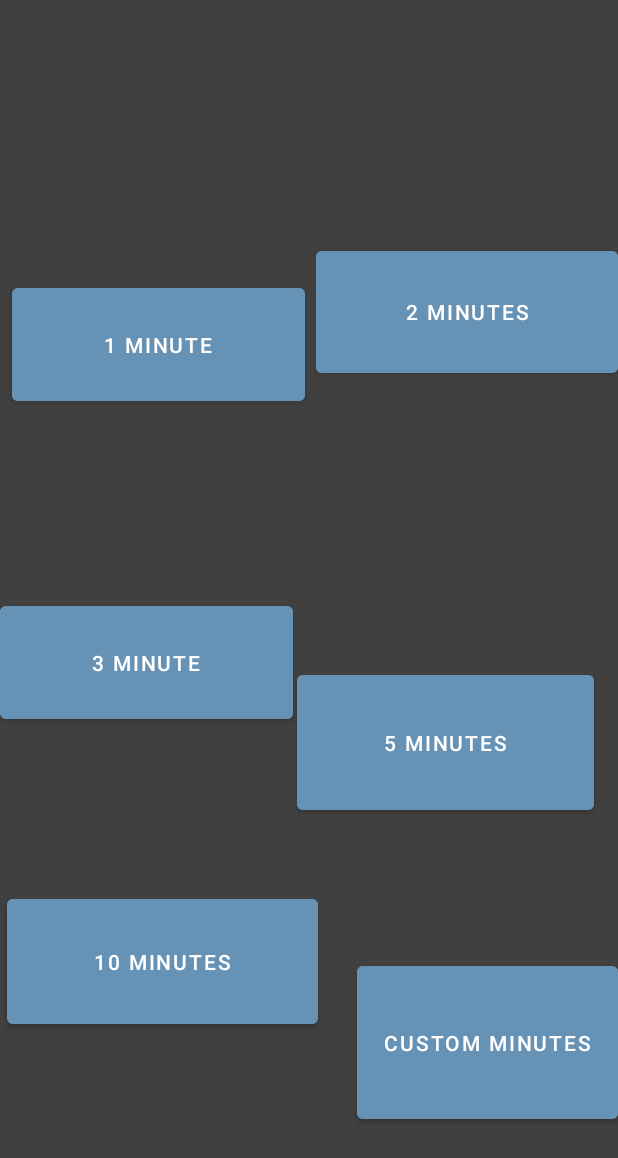
After one commit to harjap60/Parent-App, an Android app: the layout activity_timer_options.xml on its own in the app's theme, with its tools: preview values and no code run, on a phone screen of 412 x 824 dp. The commit adds this screen. Shown: the top 1158 px of the screen. Run offline under Robolectric (Android 15) with nearby library versions, the phone set to English and light mode, and no system bars; Roboto replaces fonts that are not available here.

Commit message:
Adding pop-up translucent options activity for Timer. Design still needed

```diff
--- a/app/src/main/AndroidManifest.xml
+++ b/app/src/main/AndroidManifest.xml
@@ -10,12 +10,16 @@
         android:supportsRtl="true"
         android:theme="@style/Theme.ParentApp">
         <activity
+            android:name=".TimerOptionsActivity"
+            android:theme="@android:style/Theme.Translucent.NoTitleBar.Fullscreen"
+            android:exported="false" />
+        <activity
             android:name=".ChildListActivity"
             android:exported="false" />
         <activity
             android:name=".TimerActivity"
-            android:theme="@style/Theme.AppCompat.NoActionBar"
-            android:exported="false" />
+            android:exported="false"
+            android:theme="@style/Theme.AppCompat.NoActionBar" />
         <activity
             android:name=".FlipActivity"
             android:exported="false" />
@@ -37,3 +41,7 @@
     </application>
 
 </manifest>
+    <!--
+                android:theme="@android:style/Theme.Translucent.NoTitleBar.Fullscreen"
+                android:theme="@android:style/Theme.Holo.Dialog"
+    -->
--- /dev/null
+++ b/app/src/main/java/com/cmpt276/parentapp/TimerOptionsActivity.java
@@ -0,0 +1,15 @@
+package com.cmpt276.parentapp;
+
+import androidx.appcompat.app.AppCompatActivity;
+
+import android.app.Activity;
+import android.os.Bundle;
+
+public class TimerOptionsActivity extends Activity {
+
+    @Override
+    protected void onCreate(Bundle savedInstanceState) {
+        super.onCreate(savedInstanceState);
+        setContentView(R.layout.activity_timer_options);
+    }
+}
--- a/app/src/main/res/layout/activity_timer.xml
+++ b/app/src/main/res/layout/activity_timer.xml
@@ -12,6 +12,7 @@
         android:layout_width="48dp"
         android:layout_height="48dp"
         android:background="@drawable/custom_round_button"
+        android:foreground="?attr/selectableItemBackgroundBorderless"
         android:clickable="true"
         app:layout_constraintBottom_toBottomOf="@+id/timerBar"
         app:layout_constraintEnd_toEndOf="parent"
@@ -70,6 +71,7 @@
         android:layout_width="174dp"
         android:layout_height="161dp"
         android:background="@drawable/round_button"
+        android:foreground="?attr/selectableItemBackgroundBorderless"
         android:text="START"
         android:textSize="20sp"
         app:layout_constraintBottom_toBottomOf="@+id/timerBar"
@@ -113,6 +115,7 @@
         android:layout_width="48dp"
         android:layout_height="48dp"
         android:background="@drawable/custom_round_button"
+        android:foreground="?attr/selectableItemBackgroundBorderless"
         android:clickable="true"
         app:layout_constraintBottom_toBottomOf="@+id/timerBar"
         app:layout_constraintEnd_toStartOf="@+id/timerBar"
--- /dev/null
+++ b/app/src/main/res/layout/activity_timer_options.xml
@@ -0,0 +1,83 @@
+<?xml version="1.0" encoding="utf-8"?>
+<androidx.constraintlayout.widget.ConstraintLayout xmlns:android="http://schemas.android.com/apk/res/android"
+    xmlns:app="http://schemas.android.com/apk/res-auto"
+    xmlns:tools="http://schemas.android.com/tools"
+    android:layout_width="match_parent"
+    android:layout_height="match_parent"
+    android:background="#BF000000"
+    tools:context=".TimerOptionsActivity">
+
+    <Button
+        android:id="@+id/button3"
+        android:layout_width="198dp"
+        android:layout_height="102dp"
+        android:layout_marginBottom="92dp"
+        android:backgroundTint="#6692B5"
+        android:text="5 minutes"
+        app:layout_constraintBottom_toTopOf="@+id/button5"
+        app:layout_constraintEnd_toEndOf="parent"
+        app:layout_constraintHorizontal_bias="0.924"
+        app:layout_constraintStart_toStartOf="parent" />
+
+    <Button
+        android:id="@+id/button"
+        android:layout_width="195dp"
+        android:layout_height="87dp"
+        android:backgroundTint="#6692B5"
+        android:text="1 Minute"
+        app:layout_constraintBottom_toTopOf="@+id/button3"
+        app:layout_constraintEnd_toStartOf="@+id/button2"
+        app:layout_constraintHorizontal_bias="0.533"
+        app:layout_constraintStart_toStartOf="parent"
+        app:layout_constraintTop_toTopOf="parent"
+        app:layout_constraintVertical_bias="0.522" />
+
+    <Button
+        android:id="@+id/button6"
+        android:layout_width="195dp"
+        android:layout_height="87dp"
+        android:backgroundTint="#6692B5"
+        android:text="3 Minute"
+        app:layout_constraintBottom_toTopOf="@+id/button4"
+        app:layout_constraintEnd_toStartOf="@+id/button2"
+        app:layout_constraintHorizontal_bias="0.0"
+        app:layout_constraintStart_toStartOf="parent"
+        app:layout_constraintTop_toTopOf="parent"
+        app:layout_constraintVertical_bias="0.786" />
+
+    <Button
+        android:id="@+id/button2"
+        android:layout_width="201dp"
+        android:layout_height="93dp"
+        android:backgroundTint="#6692B5"
+        android:text="2 Minutes"
+        app:layout_constraintBottom_toTopOf="@+id/button4"
+        app:layout_constraintEnd_toEndOf="parent"
+        app:layout_constraintHorizontal_bias="1.0"
+        app:layout_constraintStart_toStartOf="@+id/button3"
+        app:layout_constraintTop_toTopOf="parent"
+        app:layout_constraintVertical_bias="0.323" />
+
+    <Button
+        android:id="@+id/button4"
+        android:layout_width="207dp"
+        android:layout_height="95dp"
+        android:layout_marginTop="320dp"
+        android:layout_marginEnd="200dp"
+        android:backgroundTint="#6692B5"
+        android:text="10 minutes"
+        app:layout_constraintEnd_toEndOf="parent"
+        app:layout_constraintTop_toBottomOf="@+id/button" />
+
+    <Button
+        android:id="@+id/button5"
+        android:layout_width="174dp"
+        android:layout_height="114dp"
+        android:layout_marginBottom="72dp"
+        android:backgroundTint="#6692B5"
+        android:text="Custom Minutes"
+        app:layout_constraintBottom_toBottomOf="parent"
+        app:layout_constraintEnd_toEndOf="parent"
+        app:layout_constraintHorizontal_bias="1.0"
+        app:layout_constraintStart_toStartOf="parent" />
+</androidx.constraintlayout.widget.ConstraintLayout>
```
